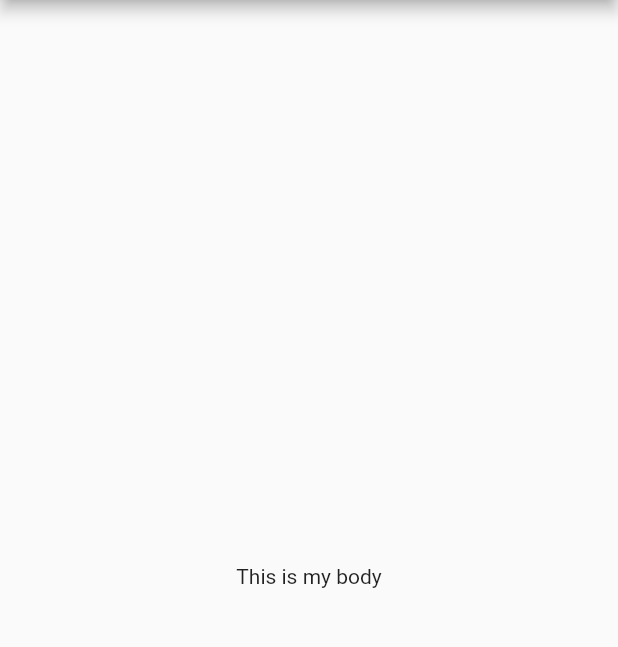
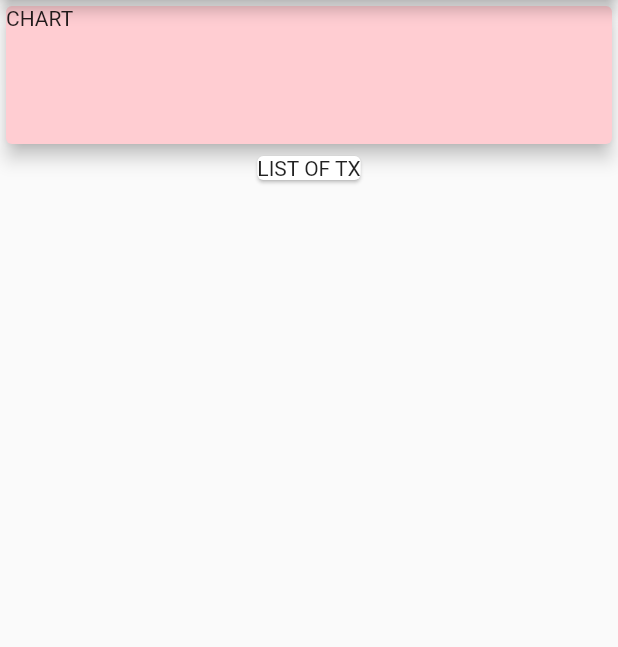
Before and after one commit to csongorkeller/flutter_expenses_planner, a Flutter app: the screen it shows after launch, on a phone screen of 412 x 824 dp, the part 84-731 px from its top. Run offline on Flutter 3.47's test engine with Material 2 defaults, Android fonts, the phone set to English and light mode, and no system bars.

Commit message:
width and heigth set for graph card

```diff
--- a/lib/main.dart
+++ b/lib/main.dart
@@ -20,10 +20,22 @@ class HomePage extends StatelessWidget {
         title: Text('Personal expenses'),
         backgroundColor: Colors.red,
       ),
-      body: Center(
-        child: Text('This is my body'),
+      body: Column(
+        children: <Widget>[
+          Container(
+            width: double.infinity,
+            height: 100,
+            child: Card(
+              color: Colors.red[100],
+              child: Text('CHART'),
+              elevation: 5,
+            ),
+          ),
+          Card(
+            child: Text('LIST OF TX'),
+          )
+        ],
       ),
-
     );
   }
 }
```
